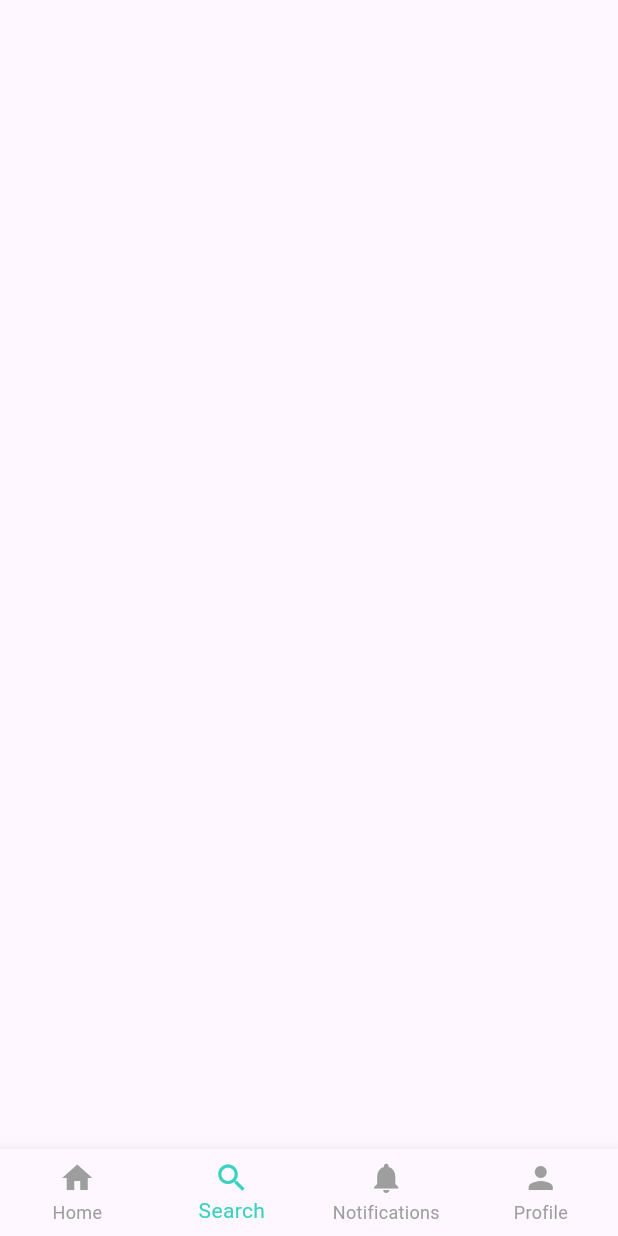
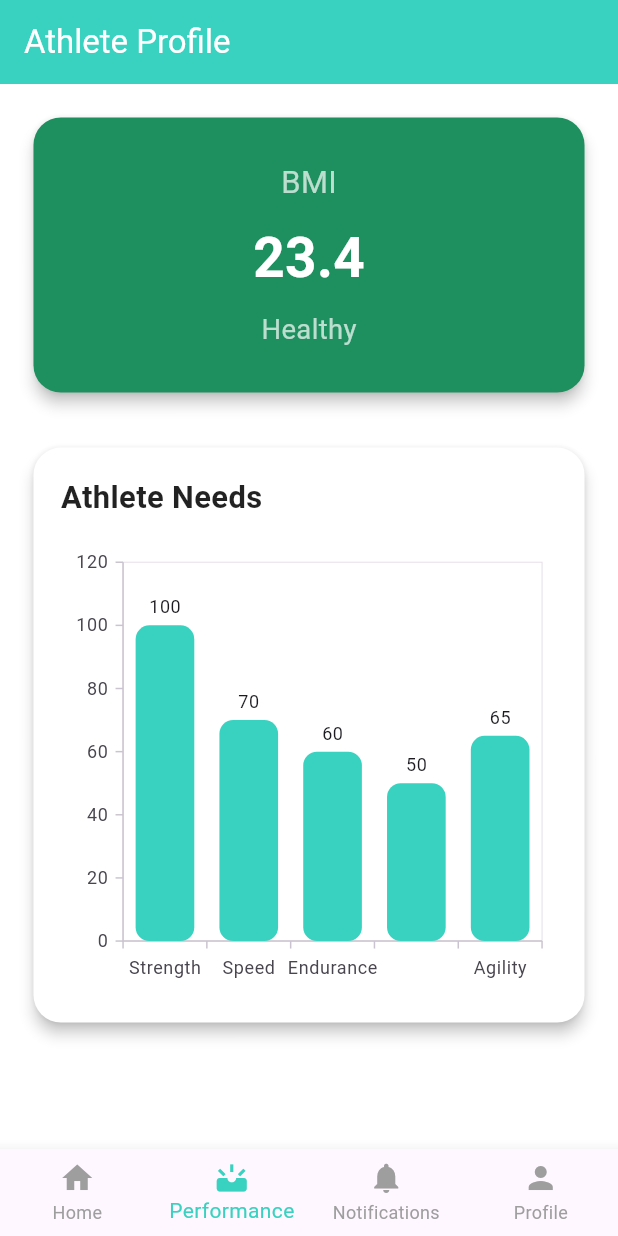
Before and after one commit to karthickbala09/SportsApp, a Flutter app: the BottomNavPage screen opened directly, item 2 of the bottom bar chosen, on a phone screen of 412 x 824 dp. Run offline on Flutter 3.47's test engine with Material 3 defaults, Android fonts, the light colour scheme and no system bars; our stand-ins replace cloud_firestore, file_picker, firebase_auth, firebase_core, flutter_screenutil, image_picker and 3 more; accounts and stored records are empty.

Commit message:
graph added

```diff
--- /dev/null
+++ b/lib/Database_services/students_database.dart
@@ -0,0 +1,11 @@
+import 'package:cloud_firestore/cloud_firestore.dart';
+import 'package:flutter/material.dart';
+class DatabaseMethods {
+
+
+  // student profile deitals stroing..
+
+  Future Storeprofile(Map<String,dynamic>profiledata,String uid) async{
+    return await FirebaseFirestore.instance.collection("Studentprofile").doc(uid).set(profiledata);
+  }
+}
--- a/lib/Navigation/Navscreen.dart
+++ b/lib/Navigation/Navscreen.dart
@@ -1,6 +1,8 @@
 import 'package:flutter/material.dart';
 import 'package:flutter_screenutil/flutter_screenutil.dart';
 import 'package:sihapp/appscreens/Home.dart';
+
+import '../charts/bmicharts.dart';
 
 class BottomNavPage extends StatefulWidget {
   const BottomNavPage({super.key});
@@ -15,7 +17,7 @@
   // List of pages (all full Scaffold)
   final List<Widget> _pages = [
     Home(),
-    Scaffold(),
+    AthletePerformanceScreen(),
     Scaffold(),
     Scaffold(),
   ];
@@ -36,7 +38,7 @@
         },
         items: const [
           BottomNavigationBarItem(icon: Icon(Icons.home), label: "Home"),
-          BottomNavigationBarItem(icon: Icon(Icons.search), label: "Search"),
+          BottomNavigationBarItem(icon: Icon(Icons.upcoming), label: "Performance"),
           BottomNavigationBarItem(
               icon: Icon(Icons.notifications), label: "Notifications"),
           BottomNavigationBarItem(icon: Icon(Icons.person), label: "Profile"),
--- a/lib/appscreens/Editprofile/editprofilescreen.dart
+++ b/lib/appscreens/Editprofile/editprofilescreen.dart
@@ -1,10 +1,13 @@
 import 'dart:convert';
 import 'dart:io';
 import 'package:file_picker/file_picker.dart';
+import 'package:firebase_auth/firebase_auth.dart';
+import 'package:firebase_core/firebase_core.dart';
 import 'package:flutter/material.dart';
 import 'package:flutter_screenutil/flutter_screenutil.dart';
 import 'package:image_picker/image_picker.dart';
 import 'package:shared_preferences/shared_preferences.dart';
+import 'package:sihapp/Database_services/students_database.dart';
 
 import 'modelclass.dart';
 
@@ -119,8 +122,17 @@
       certificates: List<String>.from(_certificates),
     );
 
+
+
+
     final prefs = await SharedPreferences.getInstance();
     await prefs.setString('profile_json', jsonEncode(profile.toJson()));
+
+    // stroing in firestore .
+
+    final uid = FirebaseAuth.instance.currentUser!.uid;
+    print(uid);
+     await DatabaseMethods().Storeprofile(profile.toJson(),uid);
 
     ScaffoldMessenger.of(context).showSnackBar(
       const SnackBar(content: Text('Profile saved successfully')),
@@ -320,6 +332,7 @@
               SizedBox(
                 width: double.infinity,
                 child: ElevatedButton(
+
                   style: ElevatedButton.styleFrom(
                     backgroundColor: const Color(0xFF39D2C0),
                     padding: EdgeInsets.symmetric(vertical: 14.h),
--- a/lib/appscreens/Home.dart
+++ b/lib/appscreens/Home.dart
@@ -154,13 +154,18 @@
               child: SingleChildScrollView(
                 child: Column(
                   children: [
-                    atheletcard(title: "Athletics", imagepath: "assets/R.jpeg", context: context),
-                    atheletcard(title: "Badminton", imagepath: "assets/badm.jpg", context: context),
-                    atheletcard(title: "Hockey", imagepath: "assets/hockey.jpg", context: context),
-                    atheletcard(title: "Kabaddi", imagepath: "assets/kabbadi.jpg", context: context),
-                    atheletcard(title: "Volleyball", imagepath: "assets/volly.jpg", context: context),
-                    atheletcard(title: "Table Tennis", imagepath: "assets/tt.jpg", context: context),
-                    atheletcard(title: "High Jump", imagepath: "assets/hj.jpg", context: context),
+                    atheletcard(title: "Athletics", imagepath: "assets/R.jpeg", context: context, videopath: 'helo.mp4', pagename: "Athelete"),
+                  //  atheletcard(title: "Sprinting (100m)", imagepath: "assets/100m.jpg", context: context, videopath: "assets/100m.mp4", pagename: "Athletics"),
+               //     atheletcard(title: "Sprinting (200m)", imagepath: "assets/200m.jpg", context: context, videopath: "assets/200m.mp4", pagename: "Athletics"),
+              //      atheletcard(title: "Sprinting (400m)", imagepath: "assets/400m.jpg", context: context, videopath: "assets/400m.mp4", pagename: "Athletics"),
+              //      atheletcard(title: "Middle/Long Distance (800m)", imagepath: "assets/800m.jpg", context: context, videopath: "assets/800m.mp4", pagename: "Athletics"),
+              //      atheletcard(title: "Middle/Long Distance (1500m)", imagepath: "assets/1500m.jpg", context: context, videopath: "assets/1500m.mp4", pagename: "Athletics"),
+               //     atheletcard(title: "Hurdles", imagepath: "assets/hurdles.jpg", context: context, videopath: "assets/hurdles.mp4", pagename: "Athletics"),
+                //    atheletcard(title: "Long Jump", imagepath: "assets/longjump.jpg", context: context, videopath: "assets/longjump.mp4", pagename: "Athletics"),
+                 //   atheletcard(title: "High Jump", imagepath: "assets/highjump.jpg", context: context, videopath: "assets/highjump.mp4", pagename: "Athletics"),
+                 //   atheletcard(title: "Shot Put", imagepath: "assets/shotput.jpg", context: context, videopath: "assets/shotput.mp4", pagename: "Athletics"),
+                 //   atheletcard(title: "Javelin Throw", imagepath: "assets/javelin.jpg", context: context, videopath: "assets/javelin.mp4", pagename: "Athletics"),
+
                   ],
                 ),
               ),
@@ -172,10 +177,10 @@
   }
 }
 
-Widget atheletcard({required String title, required imagepath, required BuildContext context}) {
+Widget atheletcard({required String title, required imagepath, required BuildContext context,required String videopath,required pagename}) {
   return GestureDetector(
     onTap: () {
-      Navigator.push(context, MaterialPageRoute(builder: (context)=>AthleteScreen()));
+      Navigator.push(context, MaterialPageRoute(builder: (context)=>AthleteScreen(sportsname:pagename ,sportsvideourl:videopath ,)));
     },
     child: Padding(
       padding: EdgeInsets.all(10.w),
--- a/lib/appscreens/Sportsassesments.dart
+++ b/lib/appscreens/Sportsassesments.dart
@@ -3,7 +3,9 @@
 import 'package:flutter_screenutil/flutter_screenutil.dart';
 
 class AthleteScreen extends StatefulWidget {
-  const AthleteScreen({super.key});
+  final  String sportsname ;
+  final String  sportsvideourl;
+  const AthleteScreen({super.key, required this.sportsname, required this.sportsvideourl});
 
   @override
   State<AthleteScreen> createState() => _AthleteScreenState();
@@ -13,12 +15,12 @@
   late VideoPlayerController _controller;
   bool _isPlaying = false;
 
+
   @override
   void initState() {
     super.initState();
     // Use asset video instead of network
-    _controller = VideoPlayerController.asset(
-      'assets/videos/athlete_video.mp4', // <-- Your asset video path
+    _controller = VideoPlayerController.asset(widget.sportsvideourl, // <-- Your asset video path
     )
       ..initialize().then((_) {
         setState(() {}); // Refresh to show video
@@ -108,7 +110,7 @@
         child: Column(
           children: [
             SizedBox(height: 30.h),
-            Topbar("ATHLETE", "Sprint . Jump . Endurance", Icons.directions_run),
+            Topbar(widget.sportsname, "Sprint . Jump . Endurance", Icons.directions_run),
 
             // About Section
             Container(
--- /dev/null
+++ b/lib/charts/bmicharts.dart
@@ -0,0 +1,112 @@
+import 'package:flutter/material.dart';
+import 'package:flutter_screenutil/flutter_screenutil.dart';
+import 'package:syncfusion_flutter_charts/charts.dart';
+
+// Data class for charts
+class ChartData {
+  final String category;
+  final double value;
+  ChartData(this.category, this.value);
+}
+
+class AthletePerformanceScreen extends StatefulWidget {
+  AthletePerformanceScreen({super.key});
+
+  @override
+  State<AthletePerformanceScreen> createState() => _AthletePerformanceScreenState();
+}
+
+class _AthletePerformanceScreenState extends State<AthletePerformanceScreen> {
+  // Sample dynamic data for chart
+  final List<ChartData> needsData = [
+    ChartData('Strength', 100),
+    ChartData('Speed', 70),
+    ChartData('Endurance', 60),
+    ChartData('Flexibility', 50),
+    ChartData('Agility', 65),
+  ];
+
+  @override
+  Widget build(BuildContext context) {
+    // Initialize ScreenUtil for responsive sizing
+    ScreenUtil.init(context, designSize: const Size(360, 690));
+
+    return Scaffold(
+      backgroundColor: Colors.white,
+      appBar: AppBar(
+        title: const Text('Athlete Profile', style: TextStyle(color: Colors.white)),
+        backgroundColor: const Color(0xFF39D2C0),
+        elevation: 0,
+      ),
+      body: SingleChildScrollView(
+        padding: EdgeInsets.all(16.w),
+        child: Column(
+          crossAxisAlignment: CrossAxisAlignment.stretch,
+          children: [
+            // Top BMI Card
+            Card(
+              elevation: 4,
+              shape: RoundedRectangleBorder(borderRadius: BorderRadius.circular(16.r)),
+              color: const Color(0xFF1E8F5E),
+              child: Padding(
+                padding: EdgeInsets.symmetric(vertical: 24.h, horizontal: 16.w),
+                child: Column(
+                  children: [
+                    Text('BMI', style: TextStyle(fontSize: 18.sp, color: Colors.white70)),
+                    SizedBox(height: 8.h),
+                    Text('23.4', // Sample value
+                        style: TextStyle(fontSize: 32.sp, fontWeight: FontWeight.bold, color: Colors.white)),
+                    SizedBox(height: 8.h),
+                    Text('Healthy', style: TextStyle(fontSize: 16.sp, color: Colors.white70)),
+                  ],
+                ),
+              ),
+            ),
+            SizedBox(height: 24.h),
+
+            // Bottom Chart Card
+            Card(
+              elevation: 4,
+              color: Colors.white,
+              shape: RoundedRectangleBorder(borderRadius: BorderRadius.circular(16.r)),
+              child: Padding(
+                padding: EdgeInsets.all(16.w),
+                child: Column(
+                  crossAxisAlignment: CrossAxisAlignment.start,
+                  children: [
+                    Text('Athlete Needs',
+                        style: TextStyle(fontSize: 18.sp, fontWeight: FontWeight.bold, color: Colors.black87)),
+                    SizedBox(height: 16.h),
+                    SizedBox(
+                      height: 250.h,
+                      child: SfCartesianChart(
+                        primaryXAxis: CategoryAxis(
+                          majorGridLines: const MajorGridLines(width: 0), // Remove vertical grid
+                        ),
+                        primaryYAxis: NumericAxis(
+                          majorGridLines: const MajorGridLines(width: 0), // Remove horizontal grid
+                        ),
+                        tooltipBehavior: TooltipBehavior(enable: true),
+                        series: <CartesianSeries<ChartData, String>>[
+                        ColumnSeries<ChartData, String>(
+                          dataSource: needsData,
+                          xValueMapper: (ChartData data, _) => data.category,
+                          yValueMapper: (ChartData data, _) => data.value,
+                          borderRadius: BorderRadius.circular(8.r),
+                          color: const Color(0xFF39D2C0),
+                          dataLabelSettings: const DataLabelSettings(isVisible: true),
+                        ),
+                      ],
+
+                      ),
+                    ),
+                  ],
+                ),
+              ),
+            ),
+          ],
+        ),
+      ),
+    );
+  }
+}
--- a/pubspec.yaml
+++ b/pubspec.yaml
@@ -44,6 +44,7 @@
   cupertino_icons: ^1.0.8
   firebase_auth: ^6.0.2
   cloud_firestore: ^6.0.1
+  syncfusion_flutter_charts: ^31.1.17
 
 dev_dependencies:
   flutter_test:
```
Also changed, not shown: pubspec.lock.
